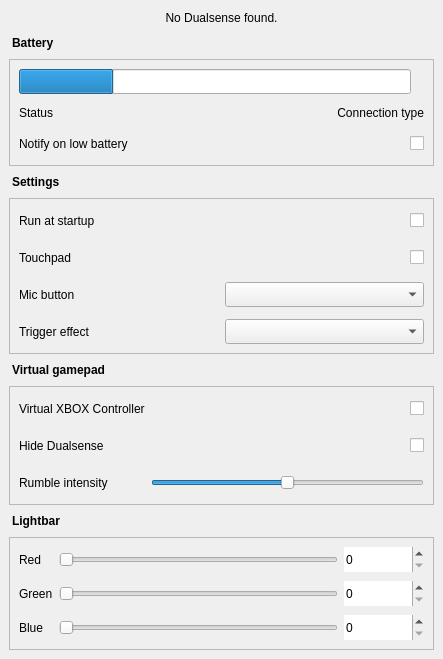
First picture: the form in src/ui/design.ui, repository Odizinne/makeSense, before the edit.
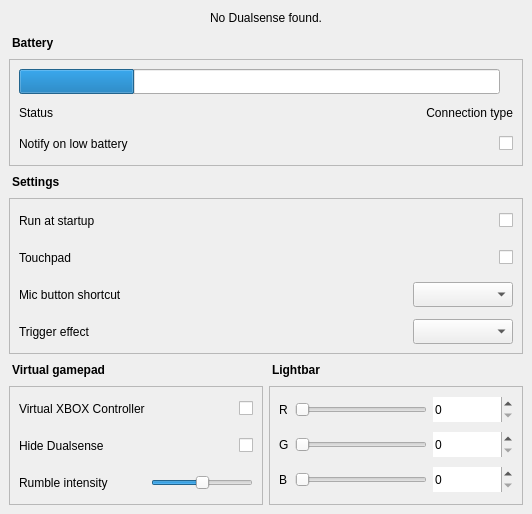
Second picture: the form after the edit.

Diff of the .ui file:
```diff
--- a/src/ui/design.ui
+++ b/src/ui/design.ui
@@ -6,8 +6,8 @@
    <rect>
     <x>0</x>
     <y>0</y>
-    <width>443</width>
-    <height>659</height>
+    <width>532</width>
+    <height>514</height>
    </rect>
   </property>
   <property name="windowTitle">
@@ -30,15 +30,15 @@
        <property name="bottomMargin">
         <number>0</number>
        </property>
-       <item row="3" column="0">
-        <widget class="QFrame" name="settingsFrame">
+       <item row="5" column="1">
+        <widget class="QFrame" name="lightbarFrame">
          <property name="frameShape">
           <enum>QFrame::Shape::StyledPanel</enum>
          </property>
          <property name="frameShadow">
           <enum>QFrame::Shadow::Sunken</enum>
          </property>
-         <layout class="QGridLayout" name="gridLayout_4">
+         <layout class="QGridLayout" name="gridLayout_5">
           <property name="leftMargin">
            <number>9</number>
           </property>
@@ -52,33 +52,32 @@
            <number>9</number>
           </property>
           <property name="verticalSpacing">
-           <number>12</number>
+           <number>9</number>
           </property>
-          <item row="4" column="1">
-           <widget class="QComboBox" name="shortcutComboBox">
+          <item row="2" column="1">
+           <widget class="QSlider" name="bSlider">
             <property name="minimumSize">
              <size>
               <width>0</width>
               <height>25</height>
              </size>
             </property>
-           </widget>
-          </item>
-          <item row="1" column="0">
-           <widget class="QLabel" name="touchpadLabel">
-            <property name="minimumSize">
-             <size>
-              <width>0</width>
-              <height>25</height>
-             </size>
+            <property name="maximum">
+             <number>255</number>
             </property>
-            <property name="text">
-             <string>Touchpad</string>
+            <property name="orientation">
+             <enum>Qt::Orientation::Horizontal</enum>
             </property>
            </widget>
           </item>
           <item row="0" column="0">
-           <widget class="QLabel" name="startupLabel">
+           <widget class="QLabel" name="rLabel">
+            <property name="sizePolicy">
+             <sizepolicy hsizetype="Maximum" vsizetype="Preferred">
+              <horstretch>0</horstretch>
+              <verstretch>0</verstretch>
+             </sizepolicy>
+            </property>
             <property name="minimumSize">
              <size>
               <width>0</width>
@@ -86,44 +85,81 @@
              </size>
             </property>
             <property name="text">
-             <string>Run at startup</string>
+             <string>R</string>
+            </property>
+           </widget>
+          </item>
+          <item row="2" column="2">
+           <widget class="QSpinBox" name="b">
+            <property name="sizePolicy">
+             <sizepolicy hsizetype="Preferred" vsizetype="Fixed">
+              <horstretch>0</horstretch>
+              <verstretch>0</verstretch>
+             </sizepolicy>
+            </property>
+            <property name="minimumSize">
+             <size>
+              <width>80</width>
+              <height>25</height>
+             </size>
+            </property>
+            <property name="wrapping">
+             <bool>false</bool>
+            </property>
+            <property name="frame">
+             <bool>false</bool>
+            </property>
+            <property name="buttonSymbols">
+             <enum>QAbstractSpinBox::ButtonSymbols::UpDownArrows</enum>
+            </property>
+            <property name="showGroupSeparator" stdset="0">
+             <bool>false</bool>
+            </property>
+            <property name="maximum">
+             <number>255</number>
             </property>
            </widget>
           </item>
           <item row="0" column="1">
-           <widget class="QCheckBox" name="startupBox">
+           <widget class="QSlider" name="rSlider">
             <property name="minimumSize">
              <size>
               <width>0</width>
               <height>25</height>
              </size>
             </property>
-            <property name="layoutDirection">
-             <enum>Qt::LayoutDirection::RightToLeft</enum>
+            <property name="maximum">
+             <number>255</number>
             </property>
-            <property name="text">
-             <string/>
+            <property name="orientation">
+             <enum>Qt::Orientation::Horizontal</enum>
             </property>
            </widget>
           </item>
           <item row="1" column="1">
-           <widget class="QCheckBox" name="touchpadBox">
+           <widget class="QSlider" name="gSlider">
             <property name="minimumSize">
              <size>
               <width>0</width>
               <height>25</height>
              </size>
             </property>
-            <property name="layoutDirection">
-             <enum>Qt::LayoutDirection::RightToLeft</enum>
+            <property name="maximum">
+             <number>255</number>
             </property>
-            <property name="text">
-             <string/>
+            <property name="orientation">
+             <enum>Qt::Orientation::Horizontal</enum>
             </property>
            </widget>
           </item>
-          <item row="4" column="0">
-           <widget class="QLabel" name="label_3">
+          <item row="2" column="0">
+           <widget class="QLabel" name="bLabel">
+            <property name="sizePolicy">
+             <sizepolicy hsizetype="Maximum" vsizetype="Preferred">
+              <horstretch>0</horstretch>
+              <verstretch>0</verstretch>
+             </sizepolicy>
+            </property>
             <property name="minimumSize">
              <size>
               <width>0</width>
@@ -131,12 +167,18 @@
              </size>
             </property>
             <property name="text">
-             <string>Mic button</string>
+             <string>B</string>
             </property>
            </widget>
           </item>
-          <item row="5" column="0">
-           <widget class="QLabel" name="label_5">
+          <item row="1" column="0">
+           <widget class="QLabel" name="gLabel">
+            <property name="sizePolicy">
+             <sizepolicy hsizetype="Maximum" vsizetype="Preferred">
+              <horstretch>0</horstretch>
+              <verstretch>0</verstretch>
+             </sizepolicy>
+            </property>
             <property name="minimumSize">
              <size>
               <width>0</width>
@@ -144,23 +186,129 @@
              </size>
             </property>
             <property name="text">
-             <string>Trigger effect</string>
+             <string>G</string>
             </property>
            </widget>
           </item>
-          <item row="5" column="1">
-           <widget class="QComboBox" name="triggerComboBox">
+          <item row="1" column="2">
+           <widget class="QSpinBox" name="g">
+            <property name="sizePolicy">
+             <sizepolicy hsizetype="Preferred" vsizetype="Fixed">
+              <horstretch>0</horstretch>
+              <verstretch>0</verstretch>
+             </sizepolicy>
+            </property>
             <property name="minimumSize">
              <size>
-              <width>0</width>
+              <width>80</width>
               <height>25</height>
              </size>
+            </property>
+            <property name="wrapping">
+             <bool>false</bool>
+            </property>
+            <property name="frame">
+             <bool>false</bool>
+            </property>
+            <property name="buttonSymbols">
+             <enum>QAbstractSpinBox::ButtonSymbols::UpDownArrows</enum>
+            </property>
+            <property name="showGroupSeparator" stdset="0">
+             <bool>false</bool>
+            </property>
+            <property name="maximum">
+             <number>255</number>
+            </property>
+           </widget>
+          </item>
+          <item row="0" column="2">
+           <widget class="QSpinBox" name="r">
+            <property name="sizePolicy">
+             <sizepolicy hsizetype="Preferred" vsizetype="Fixed">
+              <horstretch>0</horstretch>
+              <verstretch>0</verstretch>
+             </sizepolicy>
+            </property>
+            <property name="minimumSize">
+             <size>
+              <width>80</width>
+              <height>25</height>
+             </size>
+            </property>
+            <property name="wrapping">
+             <bool>false</bool>
+            </property>
+            <property name="frame">
+             <bool>false</bool>
+            </property>
+            <property name="buttonSymbols">
+             <enum>QAbstractSpinBox::ButtonSymbols::UpDownArrows</enum>
+            </property>
+            <property name="showGroupSeparator" stdset="0">
+             <bool>false</bool>
+            </property>
+            <property name="maximum">
+             <number>255</number>
             </property>
            </widget>
           </item>
          </layout>
         </widget>
        </item>
+       <item row="4" column="1">
+        <widget class="QLabel" name="label_2">
+         <property name="sizePolicy">
+          <sizepolicy hsizetype="Preferred" vsizetype="Fixed">
+           <horstretch>0</horstretch>
+           <verstretch>0</verstretch>
+          </sizepolicy>
+         </property>
+         <property name="minimumSize">
+          <size>
+           <width>0</width>
+           <height>20</height>
+          </size>
+         </property>
+         <property name="font">
+          <font>
+           <bold>true</bold>
+          </font>
+         </property>
+         <property name="text">
+          <string>Lightbar</string>
+         </property>
+         <property name="indent">
+          <number>3</number>
+         </property>
+        </widget>
+       </item>
+       <item row="4" column="0">
+        <widget class="QLabel" name="label_4">
+         <property name="sizePolicy">
+          <sizepolicy hsizetype="Preferred" vsizetype="Fixed">
+           <horstretch>0</horstretch>
+           <verstretch>0</verstretch>
+          </sizepolicy>
+         </property>
+         <property name="minimumSize">
+          <size>
+           <width>0</width>
+           <height>20</height>
+          </size>
+         </property>
+         <property name="font">
+          <font>
+           <bold>true</bold>
+          </font>
+         </property>
+         <property name="text">
+          <string>Virtual gamepad</string>
+         </property>
+         <property name="indent">
+          <number>3</number>
+         </property>
+        </widget>
+       </item>
        <item row="5" column="0">
         <widget class="QFrame" name="gridFrame">
          <property name="frameShape">
@@ -296,7 +444,205 @@
          </layout>
         </widget>
        </item>
-       <item row="1" column="0">
+       <item row="3" column="0" colspan="2">
+        <widget class="QFrame" name="settingsFrame">
+         <property name="frameShape">
+          <enum>QFrame::Shape::StyledPanel</enum>
+         </property>
+         <property name="frameShadow">
+          <enum>QFrame::Shadow::Sunken</enum>
+         </property>
+         <layout class="QGridLayout" name="gridLayout_4">
+          <property name="leftMargin">
+           <number>9</number>
+          </property>
+          <property name="topMargin">
+           <number>9</number>
+          </property>
+          <property name="rightMargin">
+           <number>9</number>
+          </property>
+          <property name="bottomMargin">
+           <number>9</number>
+          </property>
+          <property name="verticalSpacing">
+           <number>12</number>
+          </property>
+          <item row="0" column="2">
+           <widget class="QCheckBox" name="startupBox">
+            <property name="minimumSize">
+             <size>
+              <width>0</width>
+              <height>25</height>
+             </size>
+            </property>
+            <property name="layoutDirection">
+             <enum>Qt::LayoutDirection::RightToLeft</enum>
+            </property>
+            <property name="text">
+             <string/>
+            </property>
+           </widget>
+          </item>
+          <item row="0" column="0">
+           <widget class="QLabel" name="startupLabel">
+            <property name="minimumSize">
+             <size>
+              <width>0</width>
+              <height>25</height>
+             </size>
+            </property>
+            <property name="text">
+             <string>Run at startup</string>
+            </property>
+           </widget>
+          </item>
+          <item row="4" column="0">
+           <widget class="QLabel" name="label_3">
+            <property name="minimumSize">
+             <size>
+              <width>0</width>
+              <height>25</height>
+             </size>
+            </property>
+            <property name="text">
+             <string>Mic button shortcut</string>
+            </property>
+           </widget>
+          </item>
+          <item row="5" column="2">
+           <widget class="QComboBox" name="triggerComboBox">
+            <property name="minimumSize">
+             <size>
+              <width>100</width>
+              <height>25</height>
+             </size>
+            </property>
+           </widget>
+          </item>
+          <item row="5" column="0">
+           <widget class="QLabel" name="label_5">
+            <property name="minimumSize">
+             <size>
+              <width>0</width>
+              <height>25</height>
+             </size>
+            </property>
+            <property name="text">
+             <string>Trigger effect</string>
+            </property>
+           </widget>
+          </item>
+          <item row="1" column="0">
+           <widget class="QLabel" name="touchpadLabel">
+            <property name="minimumSize">
+             <size>
+              <width>0</width>
+              <height>25</height>
+             </size>
+            </property>
+            <property name="text">
+             <string>Touchpad</string>
+            </property>
+           </widget>
+          </item>
+          <item row="1" column="2">
+           <widget class="QCheckBox" name="touchpadBox">
+            <property name="minimumSize">
+             <size>
+              <width>0</width>
+              <height>25</height>
+             </size>
+            </property>
+            <property name="layoutDirection">
+             <enum>Qt::LayoutDirection::RightToLeft</enum>
+            </property>
+            <property name="text">
+             <string/>
+            </property>
+           </widget>
+          </item>
+          <item row="4" column="2">
+           <widget class="QComboBox" name="shortcutComboBox">
+            <property name="minimumSize">
+             <size>
+              <width>100</width>
+              <height>25</height>
+             </size>
+            </property>
+           </widget>
+          </item>
+          <item row="4" column="1">
+           <spacer name="horizontalSpacer">
+            <property name="orientation">
+             <enum>Qt::Orientation::Horizontal</enum>
+            </property>
+            <property name="sizeHint" stdset="0">
+             <size>
+              <width>40</width>
+              <height>20</height>
+             </size>
+            </property>
+           </spacer>
+          </item>
+         </layout>
+        </widget>
+       </item>
+       <item row="2" column="0" colspan="2">
+        <widget class="QLabel" name="label">
+         <property name="sizePolicy">
+          <sizepolicy hsizetype="Preferred" vsizetype="Fixed">
+           <horstretch>0</horstretch>
+           <verstretch>0</verstretch>
+          </sizepolicy>
+         </property>
+         <property name="minimumSize">
+          <size>
+           <width>0</width>
+           <height>20</height>
+          </size>
+         </property>
+         <property name="font">
+          <font>
+           <bold>true</bold>
+          </font>
+         </property>
+         <property name="text">
+          <string>Settings</string>
+         </property>
+         <property name="indent">
+          <number>3</number>
+         </property>
+        </widget>
+       </item>
+       <item row="0" column="0" colspan="2">
+        <widget class="QLabel" name="batteryLabel_3">
+         <property name="sizePolicy">
+          <sizepolicy hsizetype="Preferred" vsizetype="Fixed">
+           <horstretch>0</horstretch>
+           <verstretch>0</verstretch>
+          </sizepolicy>
+         </property>
+         <property name="minimumSize">
+          <size>
+           <width>0</width>
+           <height>20</height>
+          </size>
+         </property>
+         <property name="font">
+          <font>
+           <bold>true</bold>
+          </font>
+         </property>
+         <property name="text">
+          <string>Battery</string>
+         </property>
+         <property name="indent">
+          <number>3</number>
+         </property>
+        </widget>
+       </item>
+       <item row="1" column="0" colspan="2">
         <widget class="QFrame" name="batteryFrame">
          <property name="frameShape">
           <enum>QFrame::Shape::StyledPanel</enum>
@@ -420,339 +766,6 @@
          </layout>
         </widget>
        </item>
-       <item row="7" column="0">
-        <widget class="QFrame" name="lightbarFrame">
-         <property name="frameShape">
-          <enum>QFrame::Shape::StyledPanel</enum>
-         </property>
-         <property name="frameShadow">
-          <enum>QFrame::Shadow::Sunken</enum>
-         </property>
-         <layout class="QGridLayout" name="gridLayout_5">
-          <property name="leftMargin">
-           <number>9</number>
-          </property>
-          <property name="topMargin">
-           <number>9</number>
-          </property>
-          <property name="rightMargin">
-           <number>9</number>
-          </property>
-          <property name="bottomMargin">
-           <number>9</number>
-          </property>
-          <property name="verticalSpacing">
-           <number>9</number>
-          </property>
-          <item row="2" column="1">
-           <widget class="QSlider" name="bSlider">
-            <property name="minimumSize">
-             <size>
-              <width>0</width>
-              <height>25</height>
-             </size>
-            </property>
-            <property name="maximum">
-             <number>255</number>
-            </property>
-            <property name="orientation">
-             <enum>Qt::Orientation::Horizontal</enum>
-            </property>
-           </widget>
-          </item>
-          <item row="0" column="0">
-           <widget class="QLabel" name="rLabel">
-            <property name="sizePolicy">
-             <sizepolicy hsizetype="Maximum" vsizetype="Preferred">
-              <horstretch>0</horstretch>
-              <verstretch>0</verstretch>
-             </sizepolicy>
-            </property>
-            <property name="minimumSize">
-             <size>
-              <width>0</width>
-              <height>25</height>
-             </size>
-            </property>
-            <property name="text">
-             <string>Red</string>
-            </property>
-           </widget>
-          </item>
-          <item row="2" column="2">
-           <widget class="QSpinBox" name="b">
-            <property name="sizePolicy">
-             <sizepolicy hsizetype="Preferred" vsizetype="Fixed">
-              <horstretch>0</horstretch>
-              <verstretch>0</verstretch>
-             </sizepolicy>
-            </property>
-            <property name="minimumSize">
-             <size>
-              <width>80</width>
-              <height>25</height>
-             </size>
-            </property>
-            <property name="wrapping">
-             <bool>false</bool>
-            </property>
-            <property name="frame">
-             <bool>false</bool>
-            </property>
-            <property name="buttonSymbols">
-             <enum>QAbstractSpinBox::ButtonSymbols::UpDownArrows</enum>
-            </property>
-            <property name="showGroupSeparator" stdset="0">
-             <bool>false</bool>
-            </property>
-            <property name="maximum">
-             <number>255</number>
-            </property>
-           </widget>
-          </item>
-          <item row="0" column="1">
-           <widget class="QSlider" name="rSlider">
-            <property name="minimumSize">
-             <size>
-              <width>0</width>
-              <height>25</height>
-             </size>
-            </property>
-            <property name="maximum">
-             <number>255</number>
-            </property>
-            <property name="orientation">
-             <enum>Qt::Orientation::Horizontal</enum>
-            </property>
-           </widget>
-          </item>
-          <item row="1" column="1">
-           <widget class="QSlider" name="gSlider">
-            <property name="minimumSize">
-             <size>
-              <width>0</width>
-              <height>25</height>
-             </size>
-            </property>
-            <property name="maximum">
-             <number>255</number>
-            </property>
-            <property name="orientation">
-             <enum>Qt::Orientation::Horizontal</enum>
-            </property>
-           </widget>
-          </item>
-          <item row="2" column="0">
-           <widget class="QLabel" name="bLabel">
-            <property name="sizePolicy">
-             <sizepolicy hsizetype="Maximum" vsizetype="Preferred">
-              <horstretch>0</horstretch>
-              <verstretch>0</verstretch>
-             </sizepolicy>
-            </property>
-            <property name="minimumSize">
-             <size>
-              <width>0</width>
-              <height>25</height>
-             </size>
-            </property>
-            <property name="text">
-             <string>Blue</string>
-            </property>
-           </widget>
-          </item>
-          <item row="1" column="0">
-           <widget class="QLabel" name="gLabel">
-            <property name="sizePolicy">
-             <sizepolicy hsizetype="Maximum" vsizetype="Preferred">
-              <horstretch>0</horstretch>
-              <verstretch>0</verstretch>
-             </sizepolicy>
-            </property>
-            <property name="minimumSize">
-             <size>
-              <width>0</width>
-              <height>25</height>
-             </size>
-            </property>
-            <property name="text">
-             <string>Green</string>
-            </property>
-           </widget>
-          </item>
-          <item row="1" column="2">
-           <widget class="QSpinBox" name="g">
-            <property name="sizePolicy">
-             <sizepolicy hsizetype="Preferred" vsizetype="Fixed">
-              <horstretch>0</horstretch>
-              <verstretch>0</verstretch>
-             </sizepolicy>
-            </property>
-            <property name="minimumSize">
-             <size>
-              <width>80</width>
-              <height>25</height>
-             </size>
-            </property>
-            <property name="wrapping">
-             <bool>false</bool>
-            </property>
-            <property name="frame">
-             <bool>false</bool>
-            </property>
-            <property name="buttonSymbols">
-             <enum>QAbstractSpinBox::ButtonSymbols::UpDownArrows</enum>
-            </property>
-            <property name="showGroupSeparator" stdset="0">
-             <bool>false</bool>
-            </property>
-            <property name="maximum">
-             <number>255</number>
-            </property>
-           </widget>
-          </item>
-          <item row="0" column="2">
-           <widget class="QSpinBox" name="r">
-            <property name="sizePolicy">
-             <sizepolicy hsizetype="Preferred" vsizetype="Fixed">
-              <horstretch>0</horstretch>
-              <verstretch>0</verstretch>
-             </sizepolicy>
-            </property>
-            <property name="minimumSize">
-             <size>
-              <width>80</width>
-              <height>25</height>
-             </size>
-            </property>
-            <property name="wrapping">
-             <bool>false</bool>
-            </property>
-            <property name="frame">
-             <bool>false</bool>
-            </property>
-            <property name="buttonSymbols">
-             <enum>QAbstractSpinBox::ButtonSymbols::UpDownArrows</enum>
-            </property>
-            <property name="showGroupSeparator" stdset="0">
-             <bool>false</bool>
-            </property>
-            <property name="maximum">
-             <number>255</number>
-            </property>
-           </widget>
-          </item>
-         </layout>
-        </widget>
-       </item>
-       <item row="6" column="0">
-        <widget class="QLabel" name="label_2">
-         <property name="sizePolicy">
-          <sizepolicy hsizetype="Preferred" vsizetype="Fixed">
-           <horstretch>0</horstretch>
-           <verstretch>0</verstretch>
-          </sizepolicy>
-         </property>
-         <property name="minimumSize">
-          <size>
-           <width>0</width>
-           <height>20</height>
-          </size>
-         </property>
-         <property name="font">
-          <font>
-           <bold>true</bold>
-          </font>
-         </property>
-         <property name="text">
-          <string>Lightbar</string>
-         </property>
-         <property name="indent">
-          <number>3</number>
-         </property>
-        </widget>
-       </item>
-       <item row="4" column="0">
-        <widget class="QLabel" name="label_4">
-         <property name="sizePolicy">
-          <sizepolicy hsizetype="Preferred" vsizetype="Fixed">
-           <horstretch>0</horstretch>
-           <verstretch>0</verstretch>
-          </sizepolicy>
-         </property>
-         <property name="minimumSize">
-          <size>
-           <width>0</width>
-           <height>20</height>
-          </size>
-         </property>
-         <property name="font">
-          <font>
-           <bold>true</bold>
-          </font>
-         </property>
-         <property name="text">
-          <string>Virtual gamepad</string>
-         </property>
-         <property name="indent">
-          <number>3</number>
-         </property>
-        </widget>
-       </item>
-       <item row="2" column="0">
-        <widget class="QLabel" name="label">
-         <property name="sizePolicy">
-          <sizepolicy hsizetype="Preferred" vsizetype="Fixed">
-           <horstretch>0</horstretch>
-           <verstretch>0</verstretch>
-          </sizepolicy>
-         </property>
-         <property name="minimumSize">
-          <size>
-           <width>0</width>
-           <height>20</height>
-          </size>
-         </property>
-         <property name="font">
-          <font>
-           <bold>true</bold>
-          </font>
-         </property>
-         <property name="text">
-          <string>Settings</string>
-         </property>
-         <property name="indent">
-          <number>3</number>
-         </property>
-        </widget>
-       </item>
-       <item row="0" column="0">
-        <widget class="QLabel" name="batteryLabel_3">
-         <property name="sizePolicy">
-          <sizepolicy hsizetype="Preferred" vsizetype="Fixed">
-           <horstretch>0</horstretch>
-           <verstretch>0</verstretch>
-          </sizepolicy>
-         </property>
-         <property name="minimumSize">
-          <size>
-           <width>0</width>
-           <height>20</height>
-          </size>
-         </property>
-         <property name="font">
-          <font>
-           <bold>true</bold>
-          </font>
-         </property>
-         <property name="text">
-          <string>Battery</string>
-         </property>
-         <property name="indent">
-          <number>3</number>
-         </property>
-        </widget>
-       </item>
       </layout>
      </widget>
     </item>
```
